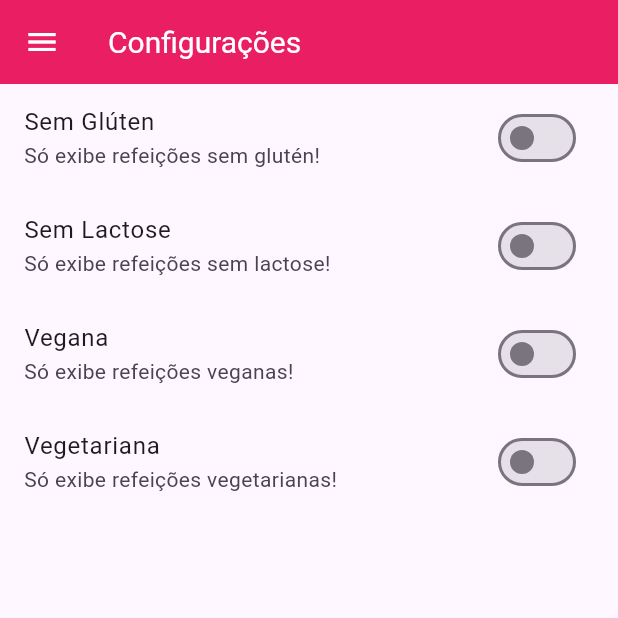
After one commit to emanuelgalvao/flutter-course, a Flutter app: the SettingsScreen screen opened by its route, on a phone screen of 412 x 824 dp, the top half of it. The commit adds this screen. Run offline on Flutter 3.47's test engine with Material 3 defaults, Android fonts, the phone set to English and light mode, and no system bars; missing offline and left inert: dart:ffi; network calls fail.

Commit message:
finished meals project

```diff
--- /dev/null
+++ b/meals/lib/models/settings.dart
@@ -0,0 +1,13 @@
+class Settings {
+  bool isGlutenFree;
+  bool isLactoseFree;
+  bool isVegan;
+  bool isVegetarian;
+
+  Settings({
+    this.isGlutenFree = false,
+    this.isLactoseFree = false,
+    this.isVegan = false,
+    this.isVegetarian = false,
+  });
+}
--- /dev/null
+++ b/meals/lib/screens/settings_screen.dart
@@ -0,0 +1,87 @@
+import 'dart:ffi';
+
+import 'package:flutter/material.dart';
+import 'package:meals/components/custom_app_bar.dart';
+import 'package:meals/components/main_drawer.dart';
+import 'package:meals/models/settings.dart';
+
+class SettingsScreen extends StatefulWidget {
+
+  final Settings settings;
+  final Function (Settings) _onSettingsChanged;
+
+  const SettingsScreen(this.settings, this._onSettingsChanged);
+
+  @override
+  State<SettingsScreen> createState() => _SettingsScreenState();
+}
+
+class _SettingsScreenState extends State<SettingsScreen> {
+  Settings settings = Settings();
+
+  @override
+  void initState() {
+    super.initState();
+    settings = widget.settings;
+  }
+
+  Widget _createSwitchTile(
+    String title,
+    String subtitle,
+    bool value,
+    Function(bool) onChanged,
+  ) {
+    return SwitchListTile.adaptive(
+      value: value,
+      onChanged: (newValue) {
+        onChanged(newValue);
+        widget._onSettingsChanged(settings);
+      },
+      title: Text(title),
+      subtitle: Text(subtitle),
+      activeColor: Theme.of(context).primaryColor,
+    );
+  }
+
+  @override
+  Widget build(BuildContext context) {
+    return Scaffold(
+      appBar: customAppBar(context, 'Configurações'),
+      drawer: MainDrawer(),
+      body: Column(children: [
+        _createSwitchTile(
+          'Sem Glúten',
+          'Só exibe refeições sem glutén!',
+          settings.isGlutenFree,
+          (value) => setState(() {
+            settings.isGlutenFree = value;
+          }),
+        ),
+        _createSwitchTile(
+          'Sem Lactose',
+          'Só exibe refeições sem lactose!',
+          settings.isLactoseFree,
+          (value) => setState(() {
+            settings.isLactoseFree = value;
+          }),
+        ),
+        _createSwitchTile(
+          'Vegana',
+          'Só exibe refeições veganas!',
+          settings.isVegan,
+          (value) => setState(() {
+            settings.isVegan = value;
+          }),
+        ),
+        _createSwitchTile(
+          'Vegetariana',
+          'Só exibe refeições vegetarianas!',
+          settings.isVegetarian,
+          (value) => setState(() {
+            settings.isVegetarian = value;
+          }),
+        ),
+      ]),
+    );
+  }
+}
--- a/meals/lib/utils/app_routes.dart
+++ b/meals/lib/utils/app_routes.dart
@@ -2,4 +2,5 @@ class AppRoutes {
   static const HOME = '/';
   static const CATEGORIES_MEALS = '/categories-meals';
   static const MEAL_DETAILS = "/meal-details";
+  static const SETTINGS = "/settings";
 }
```
Also changed, not shown: meals/lib/components/main_drawer.dart (+13 -4 lines), meals/lib/main.dart (+48 -5 lines), meals/lib/screens/categories_meals_screen.dart (+8 -3 lines), meals/lib/screens/favorites_screen.dart (+15 -3 lines), meals/lib/screens/meal_details_screen.dart (+15 -2 lines), meals/lib/screens/tabs_screen.dart (+13 -2 lines).
